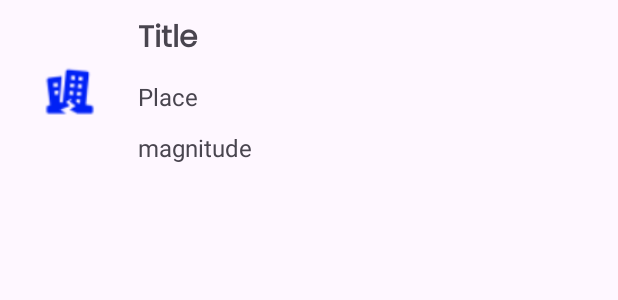
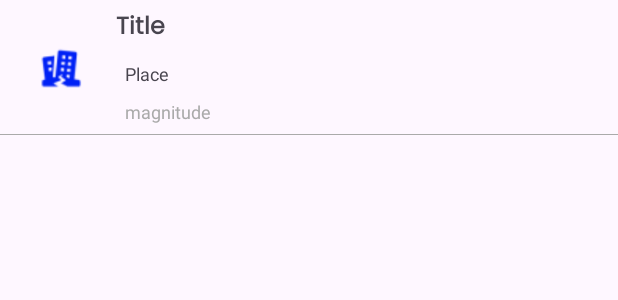
Before and after one commit to Safe-Guard-Project/androidSafeGuard, an Android app: the layout item_catastrophe.xml on its own in the app's theme, with its tools: preview values and no code run, on a phone screen of 412 x 824 dp. Shown: the top 300 px of the screen. Run offline under Robolectric (Android 15) with nearby library versions, the phone set to English and light mode, and no system bars.

Commit message:
recyclerview design enhanced

```diff
--- a/app/src/main/res/layout/item_catastrophe.xml
+++ b/app/src/main/res/layout/item_catastrophe.xml
@@ -1,20 +1,20 @@
 <?xml version="1.0" encoding="utf-8"?>
 <androidx.constraintlayout.widget.ConstraintLayout xmlns:android="http://schemas.android.com/apk/res/android"
+    xmlns:app="http://schemas.android.com/apk/res-auto"
+    xmlns:tools="http://schemas.android.com/tools"
     android:layout_width="match_parent"
-    android:layout_height="120dp"
-    xmlns:app="http://schemas.android.com/apk/res-auto"
-    xmlns:tools="http://schemas.android.com/tools">
+    android:layout_height="90dp">
 
     <TextView
         android:id="@+id/tvType"
         android:layout_width="match_parent"
         android:layout_height="wrap_content"
-        android:layout_marginStart="92dp"
-        android:layout_marginTop="10dp"
+        android:layout_marginStart="77dp"
+        android:layout_marginTop="5dp"
         android:fontFamily="@font/poppinsregular"
-        android:textSize="20sp"
+        android:textSize="16sp"
         android:textStyle="bold"
-        app:layout_constraintStart_toStartOf="parent"
+        app:layout_constraintStart_toEndOf="@id/imgCatastrophe"
         app:layout_constraintTop_toTopOf="parent"
         tools:text="Title"></TextView>
 
@@ -22,10 +22,10 @@
         android:id="@+id/tvPlace"
         android:layout_width="match_parent"
         android:layout_height="wrap_content"
-        android:layout_marginStart="92dp"
-        android:layout_marginTop="10dp"
-        android:textSize="16sp"
-        app:layout_constraintBottom_toBottomOf="parent"
+        android:layout_marginStart="83dp"
+        android:layout_marginTop="1dp"
+        android:textSize="12sp"
+        app:layout_constraintBottom_toTopOf="@id/tvMag"
         app:layout_constraintStart_toStartOf="parent"
         app:layout_constraintTop_toBottomOf="@+id/tvType"
         app:layout_constraintVertical_bias="0.0"
@@ -35,22 +35,38 @@
         android:id="@+id/tvMag"
         android:layout_width="match_parent"
         android:layout_height="wrap_content"
-        android:layout_marginStart="92dp"
-        android:textSize="16sp"
+        android:layout_marginTop="1dp"
+        android:layout_marginStart="83dp"
+        android:textColor="@android:color/darker_gray"
+        android:textSize="12sp"
         app:layout_constraintBottom_toBottomOf="parent"
         app:layout_constraintStart_toStartOf="parent"
         app:layout_constraintTop_toBottomOf="@+id/tvPlace"
-        app:layout_constraintVertical_bias="0.533"
+        app:layout_constraintVertical_bias="0.166"
         tools:text="magnitude"></TextView>
 
     <ImageView
         android:id="@+id/imgCatastrophe"
-        android:layout_width="60dp"
-        android:layout_height="66dp"
-        android:layout_marginStart="16dp"
+        android:layout_width="50dp"
+        android:layout_height="50dp"
+        android:layout_marginStart="15dp"
         android:src="@drawable/earthquake"
         app:layout_constraintBottom_toBottomOf="parent"
+        app:layout_constraintEnd_toStartOf="@+id/tvPlace"
+        app:layout_constraintHorizontal_bias="0.0"
         app:layout_constraintStart_toStartOf="parent"
         app:layout_constraintTop_toTopOf="parent" />
 
+    <View
+        android:id="@+id/separator2"
+        android:layout_width="match_parent"
+        android:layout_height="0.5dp"
+        android:background="@android:color/darker_gray"
+        app:layout_constraintBottom_toBottomOf="parent"
+        app:layout_constraintEnd_toEndOf="parent"
+        app:layout_constraintHorizontal_bias="0.5"
+        app:layout_constraintStart_toStartOf="parent"
+        app:layout_constraintTop_toBottomOf="@+id/tvMag"
+        app:layout_constraintVertical_bias="1.0" />
+
 </androidx.constraintlayout.widget.ConstraintLayout>
```
